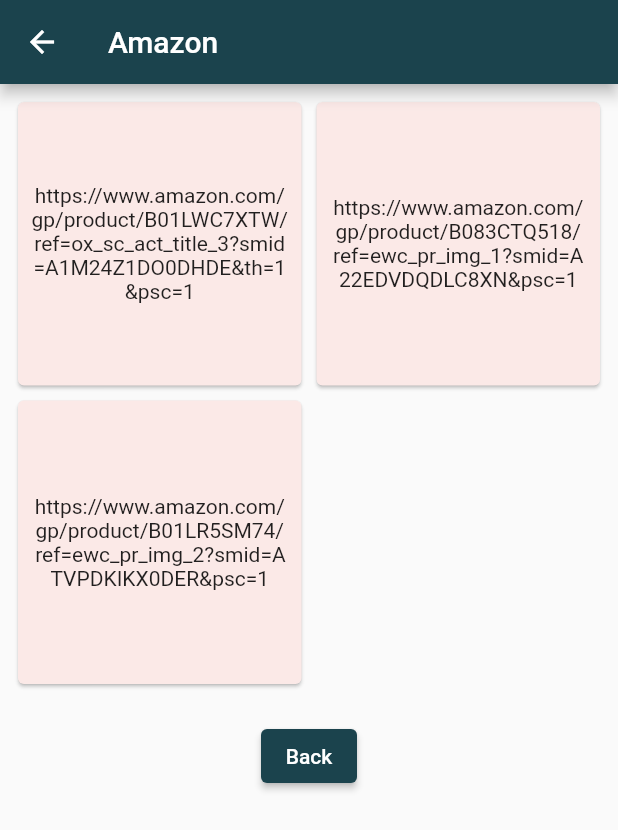
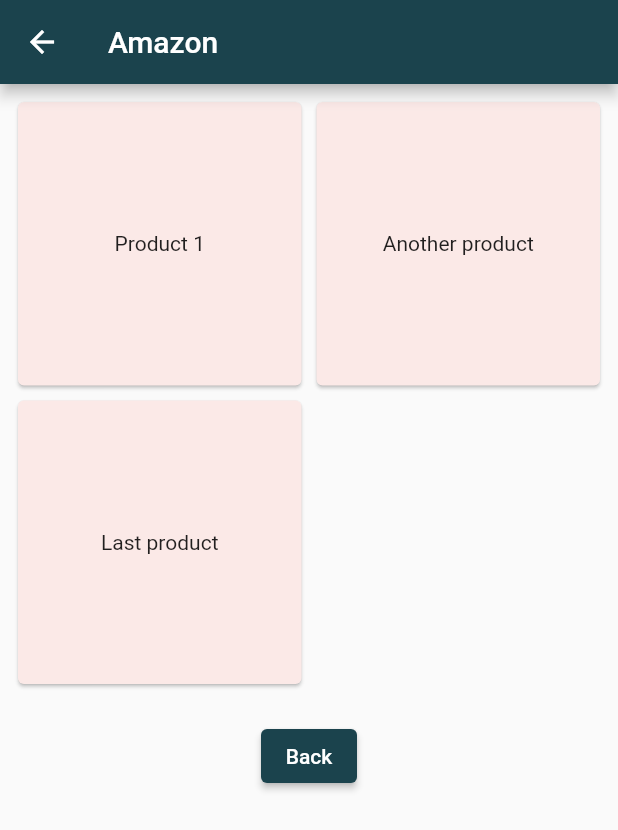
Before and after one commit to valentinavolgina2/links_app, a Flutter app: the screen it shows after launch, after a tap on "Amazon", on a phone screen of 412 x 824 dp. Shown: the top 830 px of the screen. Run offline on Flutter 3.47's test engine with Material 2 defaults, Android fonts, the phone set to English and light mode, and no system bars.

Commit message:
Added name to link model

```diff
--- a/lib/model/link.dart
+++ b/lib/model/link.dart
@@ -1,5 +1,6 @@
 class Link {
   String url;
+  String name;
 
-  Link(this.url);
+  Link({required this.name, required this.url});
 }
--- a/lib/model/lists.dart
+++ b/lib/model/lists.dart
@@ -1,21 +1,23 @@
 import 'link.dart';
 import 'linkslist.dart';
 
+// https://www.mysqltutorial.org/mysql-adjacency-list-tree/
 final myLists = [
   LinksList(name: 'Amazon', links: [
-    Link(
-        'https://www.amazon.com/gp/product/B01LWC7XTW/ref=ox_sc_act_title_3?smid=A1M24Z1DO0DHDE&th=1&psc=1'),
-    Link(
-        'https://www.amazon.com/gp/product/B083CTQ518/ref=ewc_pr_img_1?smid=A22EDVDQDLC8XN&psc=1'),
-    Link(
-        'https://www.amazon.com/gp/product/B01LR5SM74/ref=ewc_pr_img_2?smid=ATVPDKIKX0DER&psc=1'),
+    Link(name:'Product 1',
+        url: 'https://www.amazon.com/gp/product/B01LWC7XTW/ref=ox_sc_act_title_3?smid=A1M24Z1DO0DHDE&th=1&psc=1'),
+    Link(name: 'Another product',
+        url: 'https://www.amazon.com/gp/product/B083CTQ518/ref=ewc_pr_img_1?smid=A22EDVDQDLC8XN&psc=1'),
+    Link(name: 'Last product',
+        url: 'https://www.amazon.com/gp/product/B01LR5SM74/ref=ewc_pr_img_2?smid=ATVPDKIKX0DER&psc=1'),
   ]),
   LinksList(name: 'Nursery', links: [
-    Link(
-        'https://www.ikea.com/us/en/p/bjoerksnaes-5-drawer-chest-birch-70407303/#content'),
-    Link('https://www.ikea.com/us/en/p/sundvik-crib-gray-50494080/#content'),
-    Link(
-        'https://www.ikea.com/us/en/p/naeckrosmott-curtains-1-pair-beige-black-60529507/'),
+    Link(name: 'IKEA drawer',
+        url: 'https://www.ikea.com/us/en/p/bjoerksnaes-5-drawer-chest-birch-70407303/#content'),
+    Link(name: 'IKEA crib',
+      url: 'https://www.ikea.com/us/en/p/sundvik-crib-gray-50494080/#content'),
+    Link(name: 'IKEA curtains',
+        url: 'https://www.ikea.com/us/en/p/naeckrosmott-curtains-1-pair-beige-black-60529507/'),
   ]),
 ];
 
--- a/lib/pages/list/show.dart
+++ b/lib/pages/list/show.dart
@@ -92,7 +92,7 @@
                     // BoardIconView(board: boardTemplates[grid]!),
                     // const SizedBox(height: 20),
                     Text(
-                      link.url,
+                      link.name,
                       style: textStyle,
                       textAlign: TextAlign.center,
                     ),
```
